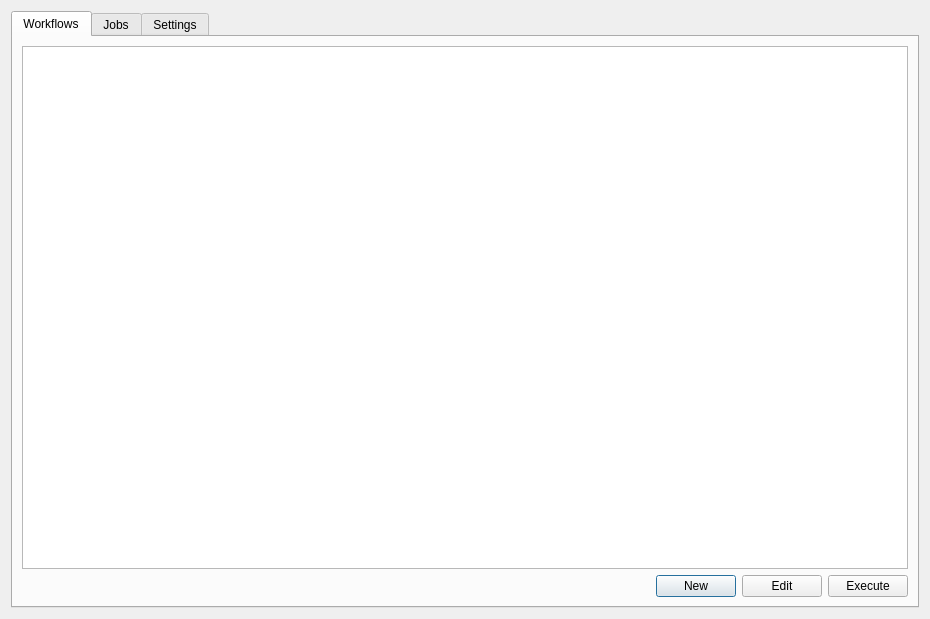
This is eodh_qgis/main_dialog.ui in EO-DataHub/eodh-qgis as Qt 5 draws it before an edit. The edited form follows.
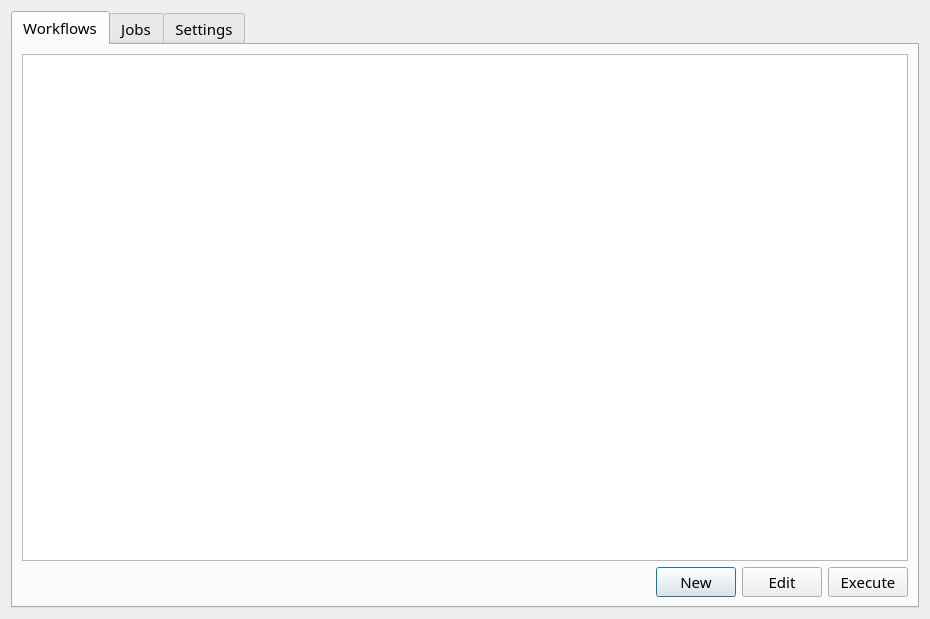
This is the edited form.

Commit message: Add EODH Icon

What changed in the file:
```diff
--- a/eodh_qgis/main_dialog.ui
+++ b/eodh_qgis/main_dialog.ui
@@ -10,12 +10,24 @@
     <height>619</height>
    </rect>
   </property>
+  <property name="font">
+   <font>
+    <family>Fira Sans</family>
+    <pointsize>11</pointsize>
+   </font>
+  </property>
   <property name="windowTitle">
    <string>EODH Workflows</string>
   </property>
   <layout class="QVBoxLayout" name="verticalLayout_2">
    <item>
     <widget class="QTabWidget" name="tabWidget">
+     <property name="font">
+      <font>
+       <family>Fira Sans</family>
+       <pointsize>11</pointsize>
+      </font>
+     </property>
      <property name="currentIndex">
       <number>0</number>
      </property>
```
The commit also changes 1 other file.
